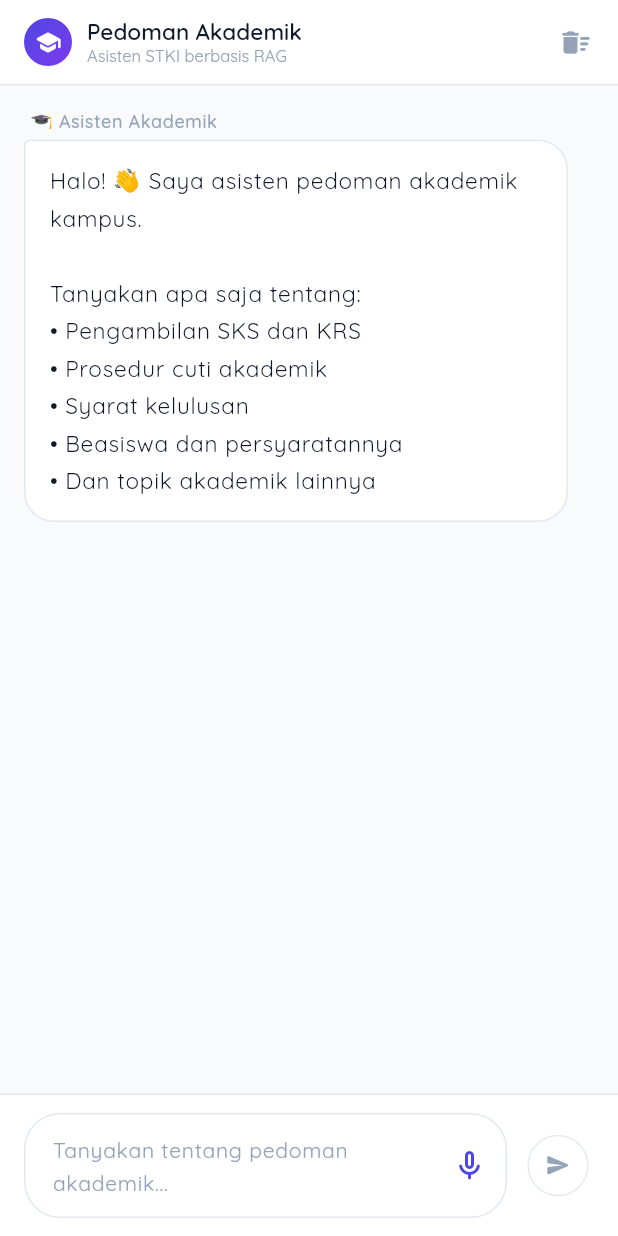
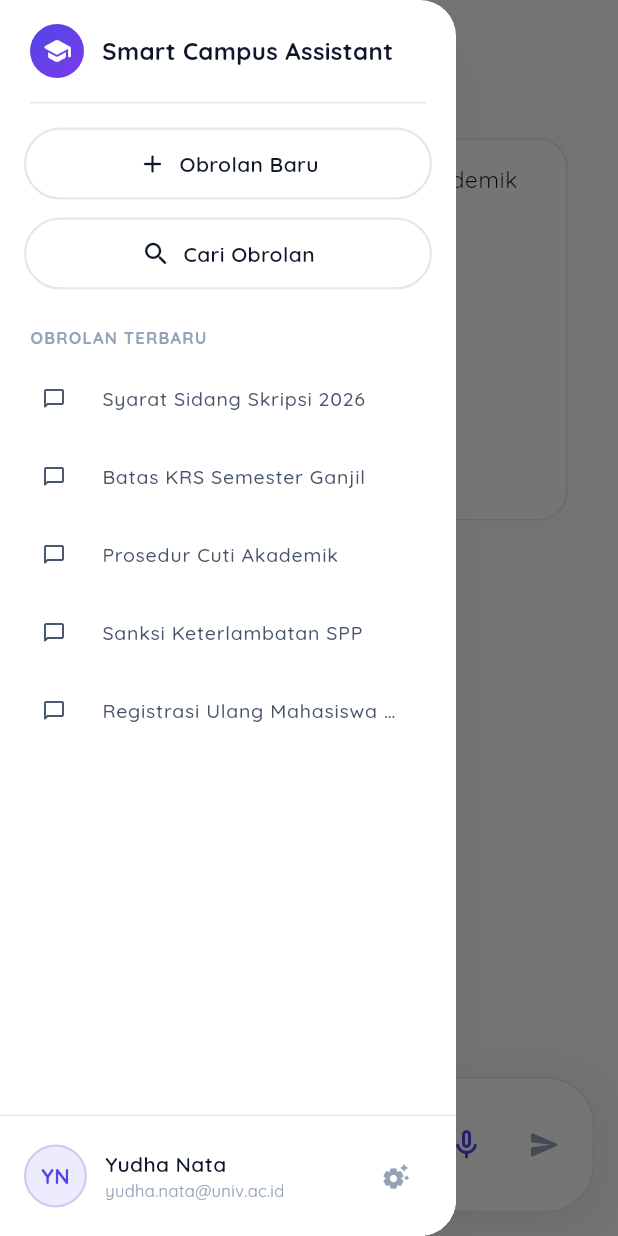
Before and after one commit to yudnata/smart-campus-assistant, a Flutter app: the screen it shows after launch, with the side drawer open (before the commit the screen has no drawer), on a phone screen of 412 x 824 dp. Run offline on Flutter 3.47's test engine with Material 3 defaults, Android fonts, the light colour scheme and no system bars; drawn by our look-alikes of flutter_animate; our stand-ins replace dio, equatable, flutter_riverpod, fpdart, pretty_dio_logger.

Commit message:
feat: implement chat interface with interactive input bar, voice recognition mockup, and navigation screens

```diff
--- a/mobile/lib/features/chat/presentation/screens/chat_screen.dart
+++ b/mobile/lib/features/chat/presentation/screens/chat_screen.dart
@@ -9,6 +9,7 @@ import 'package:flutter_animate/flutter_animate.dart';
 import '../providers/chat_provider.dart';
 import '../widgets/message_bubble.dart';
 import '../widgets/chat_input.dart';
+import '../widgets/chat_drawer.dart';
 import '../../../../core/theme/app_theme.dart';
 
 class ChatScreen extends ConsumerStatefulWidget {
@@ -54,6 +55,7 @@ class _ChatScreenState extends ConsumerState<ChatScreen> {
     return Scaffold(
       backgroundColor: AppTheme.backgroundLight,
       appBar: _buildAppBar(context, chatNotifier),
+      drawer: const ChatDrawer(),
       body: Column(
         children: [
           // Pesan list
@@ -91,9 +93,17 @@ class _ChatScreenState extends ConsumerState<ChatScreen> {
   PreferredSizeWidget _buildAppBar(
       BuildContext context, ChatNotifier notifier) {
     return AppBar(
-      backgroundColor: AppTheme.surfaceLight,
+      backgroundColor: Colors.transparent,
       elevation: 0,
+      scrolledUnderElevation: 0,
       centerTitle: false,
+      leading: Builder(
+        builder: (context) => IconButton(
+          icon: const Icon(Icons.menu_rounded, color: AppTheme.textSecondary),
+          tooltip: 'Menu Utama',
+          onPressed: () => Scaffold.of(context).openDrawer(),
+        ),
+      ),
       title: Row(
         mainAxisSize: MainAxisSize.min,
         children: [
@@ -114,7 +124,7 @@ class _ChatScreenState extends ConsumerState<ChatScreen> {
             crossAxisAlignment: CrossAxisAlignment.start,
             children: [
               const Text(
-                'Pedoman Akademik',
+                'Smart Campus Assistant',
                 style: TextStyle(
                   fontSize: 15,
                   fontWeight: FontWeight.w600,
@@ -132,19 +142,6 @@ class _ChatScreenState extends ConsumerState<ChatScreen> {
             ],
           ),
         ],
-      ),
-      actions: [
-        IconButton(
-          icon: const Icon(Icons.delete_sweep_rounded,
-              color: AppTheme.textMuted, size: 22),
-          tooltip: 'Hapus percakapan',
-          onPressed: () => _showClearDialog(context, notifier),
-        ),
-        const SizedBox(width: 4),
-      ],
-      bottom: PreferredSize(
-        preferredSize: const Size.fromHeight(1),
-        child: Container(height: 1, color: AppTheme.surfaceBorder),
       ),
     );
   }
--- /dev/null
+++ b/mobile/lib/features/chat/presentation/widgets/chat_drawer.dart
@@ -0,0 +1,302 @@
+// ============================================================
+// features/chat/presentation/widgets/chat_drawer.dart
+// Sidebar Drawer untuk navigasi, riwayat chat, dan profil
+// ============================================================
+
+import 'package:flutter/material.dart';
+import '../../../../core/theme/app_theme.dart';
+import '../screens/search_chat_screen.dart';
+
+class ChatDrawer extends StatelessWidget {
+  const ChatDrawer({super.key});
+
+  @override
+  Widget build(BuildContext context) {
+    // List mockup recent chats
+    final recentChats = [
+      'Syarat Sidang Skripsi 2026',
+      'Batas KRS Semester Ganjil',
+      'Prosedur Cuti Akademik',
+      'Sanksi Keterlambatan SPP',
+      'Registrasi Ulang Mahasiswa Baru',
+    ];
+
+    return Drawer(
+      backgroundColor: AppTheme.surfaceLight,
+      elevation: 16,
+      shadowColor: Colors.black.withValues(alpha: 0.1),
+      shape: const RoundedRectangleBorder(
+        borderRadius: BorderRadius.only(
+          topRight: Radius.circular(24),
+          bottomRight: Radius.circular(24),
+        ),
+      ),
+      child: SafeArea(
+        child: Column(
+          crossAxisAlignment: CrossAxisAlignment.stretch,
+          children: [
+            // Header / App Branding
+            Padding(
+              padding: const EdgeInsets.symmetric(horizontal: 20, vertical: 16),
+              child: Row(
+                children: [
+                  Container(
+                    width: 36,
+                    height: 36,
+                    decoration: const BoxDecoration(
+                      gradient: AppTheme.accentGradient,
+                      shape: BoxShape.circle,
+                    ),
+                    child: const Icon(Icons.school_rounded, color: Colors.white, size: 20),
+                  ),
+                  const SizedBox(width: 12),
+                  const Text(
+                    'Smart Campus Assistant',
+                    style: TextStyle(
+                      fontFamily: 'Quicksand',
+                      fontSize: 16,
+                      fontWeight: FontWeight.bold,
+                      color: AppTheme.textPrimary,
+                    ),
+                  ),
+                ],
+              ),
+            ),
+
+            const Divider(height: 1, indent: 20, endIndent: 20),
+
+            // Action: New Chat & Search Chat
+            Padding(
+              padding: const EdgeInsets.all(16),
+              child: Column(
+                children: [
+                  // New Chat Button (Normal / Neutral Outline style)
+                  Container(
+                    width: double.infinity,
+                    height: 48,
+                    decoration: BoxDecoration(
+                      color: AppTheme.surfaceLight,
+                      borderRadius: BorderRadius.circular(24),
+                      border: Border.all(color: AppTheme.surfaceBorder, width: 1.5),
+                    ),
+                    child: Material(
+                      color: Colors.transparent,
+                      child: InkWell(
+                        borderRadius: BorderRadius.circular(24),
+                        onTap: () {
+                          Navigator.pop(context); // Close drawer
+                          ScaffoldMessenger.of(context).showSnackBar(
+                            const SnackBar(
+                              content: Text('Memulai obrolan baru...'),
+                              behavior: SnackBarBehavior.floating,
+                            ),
+                          );
+                        },
+                        child: const Row(
+                          mainAxisAlignment: MainAxisAlignment.center,
+                          children: [
+                            Icon(Icons.add_rounded, color: AppTheme.textPrimary, size: 20),
+                            SizedBox(width: 8),
+                            Text(
+                              'Obrolan Baru',
+                              style: TextStyle(
+                                fontFamily: 'Quicksand',
+                                fontWeight: FontWeight.w600,
+                                color: AppTheme.textPrimary,
+                                fontSize: 14,
+                              ),
+                            ),
+                          ],
+                        ),
+                      ),
+                    ),
+                  ),
+                  const SizedBox(height: 12),
+
+                  // Search Chat Button (Normal / Neutral Outline style)
+                  Container(
+                    width: double.infinity,
+                    height: 48,
+                    decoration: BoxDecoration(
+                      color: AppTheme.surfaceLight,
+                      borderRadius: BorderRadius.circular(24),
+                      border: Border.all(color: AppTheme.surfaceBorder, width: 1.5),
+                    ),
+                    child: Material(
+                      color: Colors.transparent,
+                      child: InkWell(
+                        borderRadius: BorderRadius.circular(24),
+                        onTap: () {
+                          Navigator.pop(context); // Close drawer
+                          Navigator.push(
+                            context,
+                            MaterialPageRoute(builder: (context) => const SearchChatScreen()),
+                          );
+                        },
+                        child: const Row(
+                          mainAxisAlignment: MainAxisAlignment.center,
+                          children: [
+                            Icon(Icons.search_rounded, color: AppTheme.textPrimary, size: 20),
+                            SizedBox(width: 8),
+                            Text(
+                              'Cari Obrolan',
+                              style: TextStyle(
+                                fontFamily: 'Quicksand',
+                                fontWeight: FontWeight.w600,
+                                color: AppTheme.textPrimary,
+                                fontSize: 14,
+                              ),
+                            ),
+                          ],
+                        ),
+                      ),
+                    ),
+                  ),
+                ],
+              ),
+            ),
+
+            // Recent Chat label
+            const Padding(
+              padding: EdgeInsets.symmetric(horizontal: 20, vertical: 8),
+              child: Text(
+                'OBROLAN TERBARU',
+                style: TextStyle(
+                  fontFamily: 'Quicksand',
+                  fontSize: 11,
+                  fontWeight: FontWeight.w700,
+                  color: AppTheme.textMuted,
+                  letterSpacing: 0.8,
+                ),
+              ),
+            ),
+
+            // Recent Chats Scroll List
+            Expanded(
+              child: ListView.builder(
+                padding: const EdgeInsets.symmetric(horizontal: 12),
+                itemCount: recentChats.length,
+                itemBuilder: (context, index) {
+                  return Container(
+                    margin: const EdgeInsets.only(bottom: 4),
+                    child: ListTile(
+                      dense: true,
+                      shape: RoundedRectangleBorder(
+                        borderRadius: BorderRadius.circular(12),
+                      ),
+                      leading: const Icon(
+                        Icons.chat_bubble_outline_rounded,
+                        color: AppTheme.textSecondary,
+                        size: 16,
+                      ),
+                      title: Text(
+                        recentChats[index],
+                        maxLines: 1,
+                        overflow: TextOverflow.ellipsis,
+                        style: const TextStyle(
+                          fontFamily: 'Quicksand',
+                          fontSize: 13,
+                          fontWeight: FontWeight.w500,
+                          color: AppTheme.textSecondary,
+                        ),
+                      ),
+                      onTap: () {
+                        Navigator.pop(context);
+                        ScaffoldMessenger.of(context).showSnackBar(
+                          SnackBar(
+                            content: Text('Membuka: ${recentChats[index]}'),
+                            behavior: SnackBarBehavior.floating,
+                          ),
+                        );
+                      },
+                    ),
+                  );
+                },
+              ),
+            ),
+
+            // User Profile Section at bottom
+            const Divider(height: 1),
+            Container(
+              padding: const EdgeInsets.symmetric(horizontal: 16, vertical: 16),
+              color: AppTheme.surfaceLight,
+              child: Row(
+                children: [
+                  // Placeholder Profile Image
+                  Container(
+                    width: 42,
+                    height: 42,
+                    decoration: BoxDecoration(
+                      color: AppTheme.accentPrimary.withValues(alpha: 0.1),
+                      shape: BoxShape.circle,
+                      border: Border.all(
+                        color: AppTheme.accentPrimary.withValues(alpha: 0.2),
+                        width: 1.5,
+                      ),
+                    ),
+                    child: const Center(
+                      child: Text(
+                        'YN',
+                        style: TextStyle(
+                          fontFamily: 'Quicksand',
+                          fontWeight: FontWeight.bold,
+                          color: AppTheme.accentPrimary,
+                          fontSize: 14,
+                        ),
+                      ),
+                    ),
+                  ),
+                  const SizedBox(width: 12),
+                  // Name and detail
+                  const Expanded(
+                    child: Column(
+                      crossAxisAlignment: CrossAxisAlignment.start,
+                      mainAxisSize: MainAxisSize.min,
+                      children: [
+                        Text(
+                          'Yudha Nata',
+                          style: TextStyle(
+                            fontFamily: 'Quicksand',
+                            fontSize: 14,
+                            fontWeight: FontWeight.w600,
+                            color: AppTheme.textPrimary,
+                          ),
+                        ),
+                        Text(
+                          'yudha.nata@univ.ac.id',
+                          style: TextStyle(
+                            fontFamily: 'Quicksand',
+                            fontSize: 11,
+                            color: AppTheme.textMuted,
+                          ),
+                          maxLines: 1,
+                          overflow: TextOverflow.ellipsis,
+                        ),
+                      ],
+                    ),
+                  ),
+                  // Settings / Action
+                  IconButton(
+                    icon: const Icon(
+                      Icons.settings_suggest_rounded,
+                      color: AppTheme.textMuted,
+                      size: 20,
+                    ),
+                    onPressed: () {
+                      ScaffoldMessenger.of(context).showSnackBar(
+                        const SnackBar(
+                          content: Text('Membuka Pengaturan Profil'),
+                          behavior: SnackBarBehavior.floating,
+                        ),
+                      );
+                    },
+                  ),
+                ],
+              ),
+            ),
+          ],
+        ),
+      ),
+    );
+  }
+}
--- a/mobile/lib/features/chat/presentation/widgets/chat_input.dart
+++ b/mobile/lib/features/chat/presentation/widgets/chat_input.dart
@@ -170,48 +170,43 @@ class _ChatInputState extends State<ChatInput> {
 
   @override
   Widget build(BuildContext context) {
+    final bottomPadding = MediaQuery.of(context).padding.bottom;
     return Container(
       padding: EdgeInsets.only(
         left: 16,
         right: 16,
-        top: 12,
-        bottom: MediaQuery.of(context).padding.bottom + 12,
+        top: 8,
+        bottom: bottomPadding > 0 ? bottomPadding + 8 : 16,
       ),
-      decoration: BoxDecoration(
-        color: AppTheme.surfaceLight,
-        border: Border(
-          top: BorderSide(
-            color: _isFocused
-                ? AppTheme.accentPrimary.withValues(alpha: 0.4)
-                : AppTheme.surfaceBorder,
+      decoration: const BoxDecoration(
+        color: Colors.transparent,
       ),
-        ),
-      ),
-      child: Row(
-        children: [
-          // Text field
-          Expanded(
-            child: AnimatedContainer(
-              duration: 200.ms,
+      child: Container(
         decoration: BoxDecoration(
           color: AppTheme.surfaceCard,
-                borderRadius: BorderRadius.circular(24),
+          borderRadius: BorderRadius.circular(32),
           border: Border.all(
             color: _isFocused
                 ? AppTheme.accentPrimary.withValues(alpha: 0.6)
                 : AppTheme.surfaceBorder,
             width: _isFocused ? 1.5 : 1,
           ),
-                boxShadow: _isFocused
-                    ? [
+          boxShadow: [
             BoxShadow(
-                          color: AppTheme.accentPrimary.withValues(alpha: 0.1),
-                          blurRadius: 12,
+              color: _isFocused
+                  ? AppTheme.accentPrimary.withValues(alpha: 0.15)
+                  : Colors.black.withValues(alpha: 0.08),
+              blurRadius: 20,
               spreadRadius: 0,
+              offset: const Offset(0, 6),
             )
-                      ]
-                    : null,
+          ],
         ),
+        padding: const EdgeInsets.symmetric(horizontal: 8, vertical: 6),
+        child: Row(
+          children: [
+            // Text field
+            Expanded(
               child: TextField(
                 controller: _controller,
                 focusNode: _focusNode,
@@ -238,74 +233,51 @@ class _ChatInputState extends State<ChatInput> {
                   enabledBorder: InputBorder.none,
                   focusedBorder: InputBorder.none,
                   contentPadding: const EdgeInsets.symmetric(
-                    horizontal: 18,
-                    vertical: 12,
+                    horizontal: 16,
+                    vertical: 16,
                   ),
-                  suffixIcon: IconButton(
+                ),
+              ),
+            ),
+
+            // Mic Button
+            IconButton(
               icon: const Icon(Icons.mic_none_rounded, color: AppTheme.accentPrimary),
+              tooltip: 'Bicara',
               onPressed: () {
                 _showSiriOverlay(context);
               },
             ),
-                ),
-              ),
-            ),
-          ),
-          const SizedBox(width: 10),
+
+            const SizedBox(width: 4),
 
             // Send button
-          AnimatedScale(
-            scale: _hasText && !widget.isLoading ? 1.0 : 0.85,
-            duration: 200.ms,
-            curve: Curves.easeOutBack,
-            child: GestureDetector(
-              onTap: _handleSend,
-              child: AnimatedContainer(
-                duration: 200.ms,
-                width: 48,
-                height: 48,
-                decoration: BoxDecoration(
-                  gradient: _hasText && !widget.isLoading
-                      ? AppTheme.accentGradient
-                      : null,
-                  color: _hasText && !widget.isLoading
-                      ? null
-                      : AppTheme.surfaceCard,
-                  shape: BoxShape.circle,
-                  border: Border.all(
-                    color: _hasText && !widget.isLoading
-                        ? Colors.transparent
-                        : AppTheme.surfaceBorder,
-                  ),
-                  boxShadow: _hasText && !widget.isLoading
-                      ? [
-                          BoxShadow(
-                            color:
-                                AppTheme.accentPrimary.withValues(alpha: 0.35),
-                            blurRadius: 12,
-                            offset: const Offset(0, 4),
-                          )
-                        ]
-                      : null,
-                ),
-                child: widget.isLoading
+            widget.isLoading
                 ? const Padding(
-                        padding: EdgeInsets.all(14),
+                    padding: EdgeInsets.symmetric(horizontal: 12),
+                    child: SizedBox(
+                      width: 24,
+                      height: 24,
                       child: CircularProgressIndicator(
                         strokeWidth: 2,
                         color: AppTheme.accentPrimary,
                       ),
+                    ),
                   )
-                    : Icon(
+                : AnimatedScale(
+                    scale: _hasText ? 1.0 : 0.9,
+                    duration: 150.ms,
+                    child: IconButton(
+                      icon: Icon(
                         Icons.send_rounded,
-                        size: 20,
-                        color: _hasText ? Colors.white : AppTheme.textMuted,
+                        color: _hasText ? AppTheme.accentPrimary : AppTheme.textMuted,
                       ),
-              ),
+                      onPressed: _handleSend,
                     ),
                   ),
           ],
         ),
+      ),
     );
   }
 }
```
Also changed, not shown: mobile/lib/features/chat/presentation/screens/search_chat_screen.dart (added, +207 -0 lines). Lines whose indentation alone changed are shown as unchanged.
